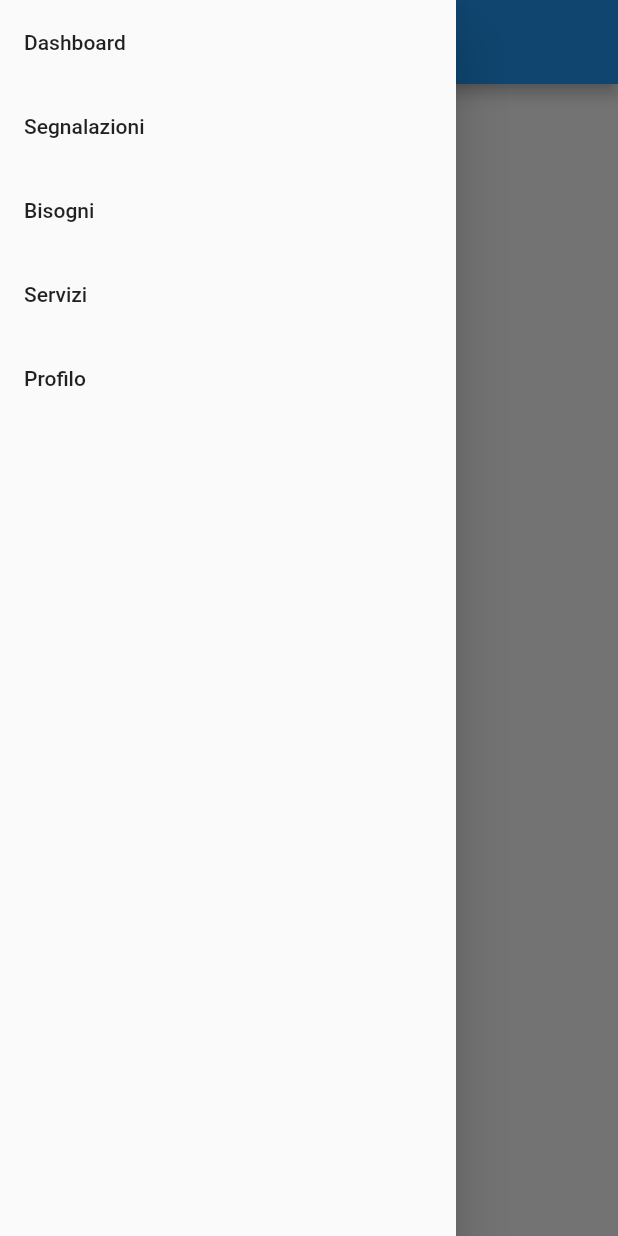
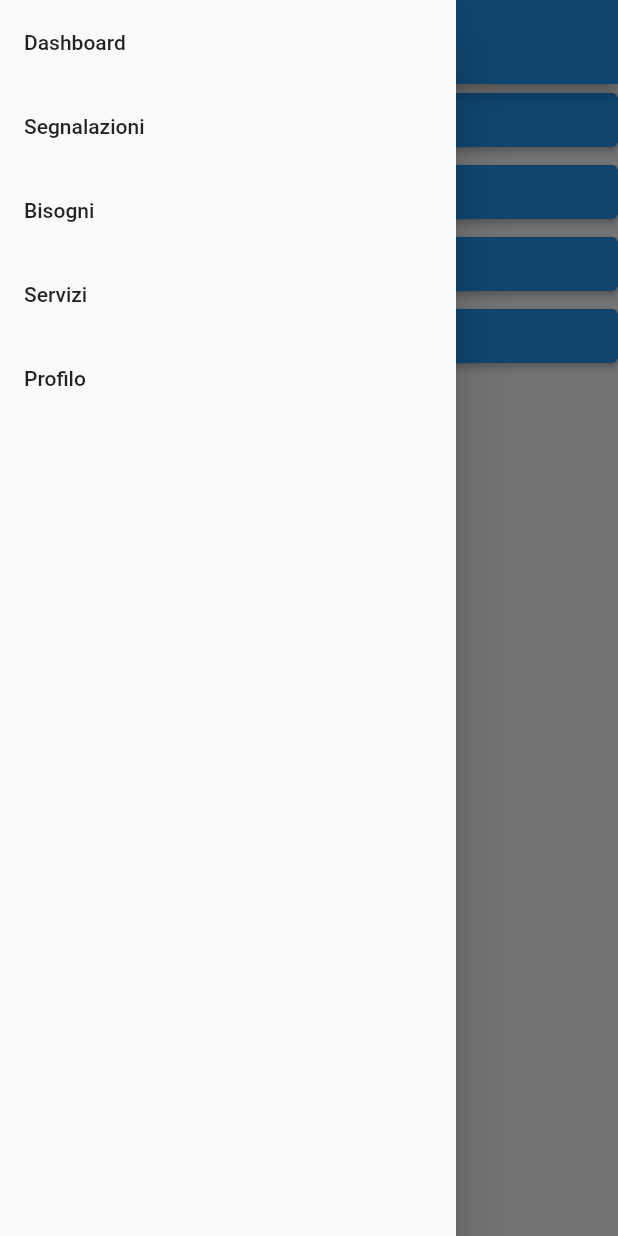
Before and after one commit to SartoriS886809/IngegneriaDelSoftware_2022-2023, a Flutter app: the screen it shows after launch, with the side drawer open, on a phone screen of 412 x 824 dp. Run offline on Flutter 3.47's test engine with Material 2 defaults, Android fonts, the phone set to English and light mode, and no system bars; our stand-ins replace dropdown_search.

Commit message:
Implementazione cambio pagina Implementazione grafica base + funzionalità Dashboard

```diff
--- a/app_android/friendly_neighborhood/lib/core/core.dart
+++ b/app_android/friendly_neighborhood/lib/core/core.dart
@@ -26,30 +26,31 @@ class _CoreState extends State<Core> {
     super.initState();
     _currentPage = _routes[0];
     _drawer = ConstructDrawer(_routes, _currentPage);
-    _openPage =
-        DashBoard(switchBody: (String route) => switchManualBody(route));
+    _openPage = _getBodyPage(_currentPage);
   }
 
-  void switchManualBody(String s) {
-    print(s);
+  void switchManualBody(String newRoute) {
     setState(() {
-      _openPage = const Text("you did it :)");
+      _openPage = _getBodyPage(newRoute);
+      _currentPage = newRoute;
     });
   }
 
   //Genera la pagina da cambiare
-  Widget getBodyPage() {
-    switch (_drawer.currentRoute) {
+  Widget _getBodyPage(String newRoute) {
+    switch (newRoute) {
       case "Dashboard":
-        return DashBoard(switchBody: (String route) => switchManualBody(route));
+        return DashBoard(
+            switchBody: (String route) => switchManualBody(route),
+            routes: _routes);
       case "Segnalazioni":
-        return const Text("TODO");
+        return const Text("Segnalazioni");
       case "Bisogni":
-        return const Text("TODO");
+        return const Text("Bisogni");
       case "Servizi":
-        return const Text("TODO");
+        return const Text("Servizi");
       case "Profilo":
-        return const Text("TODO");
+        return const Text("Profilo");
       default:
         return const Text("Errore");
     }
@@ -68,7 +69,7 @@ class _CoreState extends State<Core> {
             //Se la pagina è cambiata allora aggiorno la schermata
             setState(() {
               _currentPage = _drawer.currentRoute;
-              _openPage = getBodyPage();
+              _openPage = _getBodyPage(_drawer.currentRoute);
             });
           }
         }
--- a/app_android/friendly_neighborhood/lib/core/dashboard/dashboard.dart
+++ b/app_android/friendly_neighborhood/lib/core/dashboard/dashboard.dart
@@ -4,11 +4,31 @@ typedef CoreCallback = void Function(String route);
 
 class DashBoard extends StatelessWidget {
   final CoreCallback switchBody;
-  const DashBoard({super.key, required this.switchBody});
+  final List<String> routes;
+  const DashBoard({super.key, required this.switchBody, required this.routes});
 
   @override
   Widget build(BuildContext context) {
-    return Column(children: [
+    List<String> routesFiltered = [...routes];
+    routesFiltered.removeAt(0);
+    return Stack(children: [
+      ListView.builder(
+        itemCount: routesFiltered.length,
+        itemBuilder: (context, index) {
+          return ElevatedButton(
+            onPressed: () {
+              switchBody(routesFiltered[index]);
+            },
+            child: Text(routesFiltered[index]),
+          );
+        },
+      )
+    ]);
+  }
+}
+/*
+
+Column(children: [
       const Text("Hello Dashboard"),
       TextButton(
         child: const Text("cambia schermata"),
@@ -16,6 +36,5 @@ class DashBoard extends StatelessWidget {
           switchBody("Profilo");
         },
       )
-    ]);
-  }
-}
+    ])
+*/
--- a/app_android/friendly_neighborhood/lib/main.dart
+++ b/app_android/friendly_neighborhood/lib/main.dart
@@ -23,7 +23,10 @@ class MyApp extends StatelessWidget {
     ]);
     return MaterialApp(
       title: 'Flutter Demo',
-      localizationsDelegates: const [GlobalMaterialLocalizations.delegate],
+      localizationsDelegates: const [
+        GlobalMaterialLocalizations.delegate,
+        GlobalCupertinoLocalizations.delegate,
+      ],
       supportedLocales: const [Locale('it'), Locale('en')],
       theme: ThemeData(
         // This is the theme of your application.
```
